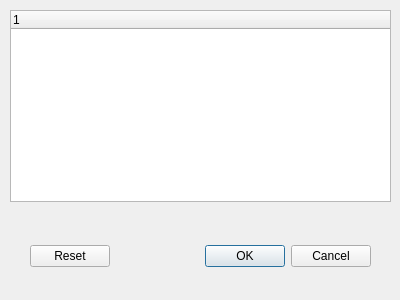
Before: the Qt Designer form tomviz/DataBrokerLoadDialog.ui in cjh1/tomviz, drawn with Qt 5.
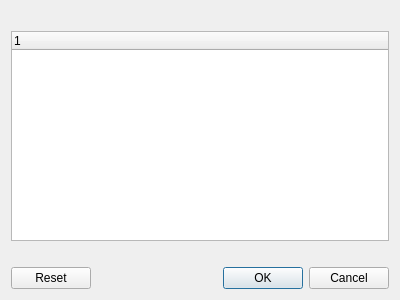
After: the same form once the commit is applied.

```diff
--- a/tomviz/DataBrokerLoadDialog.ui
+++ b/tomviz/DataBrokerLoadDialog.ui
@@ -13,15 +13,35 @@
   <property name="windowTitle">
    <string>Import from DataBroker</string>
   </property>
+  <layout class="QVBoxLayout" name="verticalLayout_2">
+   <item>
+    <widget class="QLabel" name="label">
+     <property name="text">
+      <string/>
+     </property>
+    </widget>
+   </item>
+   <item>
+    <widget class="QTreeWidget" name="treeWidget">
+     <column>
+      <property name="text">
+       <string notr="true">1</string>
+      </property>
+     </column>
+    </widget>
+   </item>
+   <item>
+    <widget class="QLabel" name="errorLabel">
+     <property name="styleSheet">
+      <string notr="true">color:red</string>
+     </property>
+     <property name="text">
+      <string/>
+     </property>
+    </widget>
+   </item>
+   <item>
   <widget class="QDialogButtonBox" name="buttonBox">
-   <property name="geometry">
-    <rect>
-     <x>30</x>
-     <y>240</y>
-     <width>341</width>
-     <height>32</height>
-    </rect>
-   </property>
    <property name="orientation">
     <enum>Qt::Horizontal</enum>
    </property>
@@ -29,21 +49,8 @@
     <set>QDialogButtonBox::Cancel|QDialogButtonBox::Ok|QDialogButtonBox::Reset</set>
    </property>
   </widget>
-  <widget class="QTreeWidget" name="treeWidget">
-   <property name="geometry">
-    <rect>
-     <x>10</x>
-     <y>10</y>
-     <width>381</width>
-     <height>192</height>
-    </rect>
-   </property>
-   <column>
-    <property name="text">
-     <string notr="true">1</string>
-    </property>
-   </column>
-  </widget>
+   </item>
+  </layout>
  </widget>
  <resources/>
  <connections>
```
Lines whose indentation alone changed are shown as unchanged.
